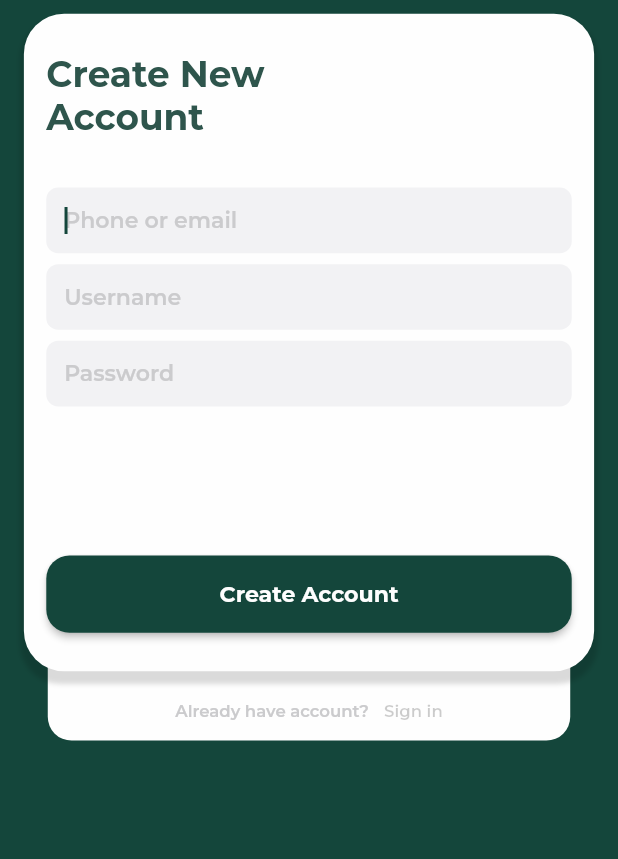
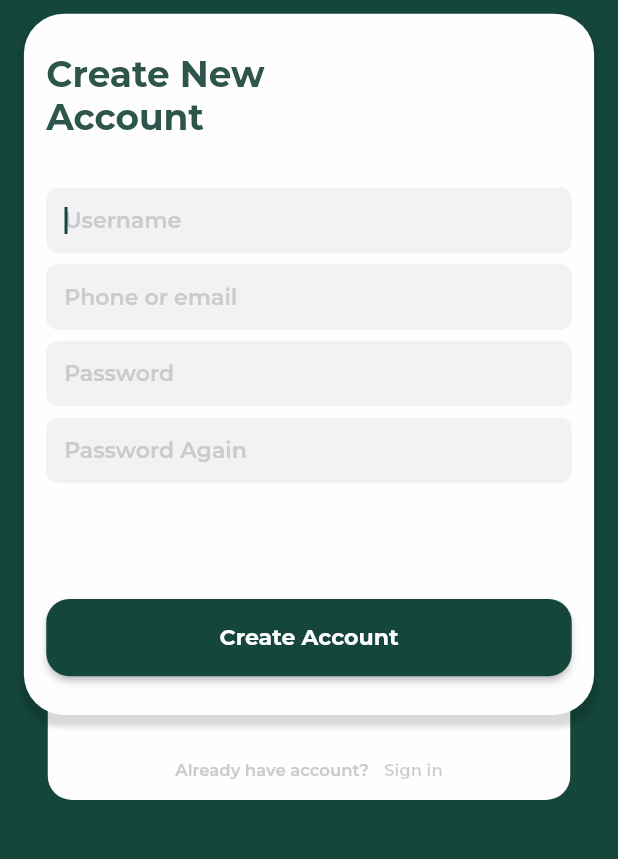
Before and after one commit to cuminhthien03122001/volunteerapp, a Flutter app: the SignupScreen screen opened by its route, after a tap on "Create Account", on a phone screen of 412 x 824 dp, the part 185-1044 px from its top. Run offline on Flutter 3.47's test engine with Material 2 defaults, Android fonts, the phone set to English and light mode, and no system bars; our stand-ins replace cached_network_image, carousel_slider, flutter_svg, shared_preferences, smooth_page_indicator; accounts and stored records are empty; network calls fail.

Commit message:
Done Login,Logout,Register

```diff
--- /dev/null
+++ b/lib/core/models/login.dart
@@ -0,0 +1,29 @@
+import 'dart:convert';
+
+Login loginFromJson(String str) => Login.fromJson(json.decode(str));
+
+String loginToJson(Login data) => json.encode(data.toJson());
+
+class Login {
+  String username;
+  String email;
+  String password;
+
+  Login({
+    required this.username,
+    required this.email,
+    required this.password,
+  });
+
+  factory Login.fromJson(Map<String, dynamic> json) => Login(
+        username: json["username"],
+        email: json["email"],
+        password: json["password"],
+      );
+
+  Map<String, dynamic> toJson() => {
+        "username": username,
+        "email": email,
+        "password": password,
+      };
+}
--- /dev/null
+++ b/lib/core/services/api_resgister.dart
@@ -0,0 +1,38 @@
+import 'package:flutter/material.dart';
+import 'package:http/http.dart' as http;
+import 'dart:convert';
+
+import 'package:volunteerapp/routes/app_routes.dart';
+
+class APIRegister {
+  final String _apiUrl =
+      'https://dfa-charity-api-cde8f63449b1.herokuapp.com/api/v1/dj-rest-auth/registration/'; // Replace with your actual API endpoint
+
+  Future<void> register(
+      Map<String, dynamic> registrationData, BuildContext context) async {
+    try {
+      final response = await http.post(
+        Uri.parse(_apiUrl),
+        headers: <String, String>{
+          'Content-Type': 'application/json; charset=UTF-8',
+          // Add any other necessary headers
+        },
+        body: jsonEncode(registrationData),
+      );
+
+      if (response.statusCode == 200) {
+        // Successful registration
+        print('Registration successful: ${response.body}');
+        // Handle successful registration response here
+        Navigator.pushReplacementNamed(context, AppRoutes.loginScreen);
+      } else {
+        // Handle error
+        print('Registration failed with status: ${response.statusCode}');
+        print('Response body: ${response.body}');
+      }
+    } catch (error) {
+      print('Registration error: $error');
+      // Handle network or other errors here
+    }
+  }
+}
--- a/lib/presentation/signup_screen/signup_screen.dart
+++ b/lib/presentation/signup_screen/signup_screen.dart
@@ -1,5 +1,6 @@
 import 'package:flutter/material.dart';
 import 'package:volunteerapp/core/app_export.dart';
+import 'package:volunteerapp/core/services/api_resgister.dart';
 import 'package:volunteerapp/widgets/custom_elevated_button.dart';
 import 'package:volunteerapp/widgets/custom_text_form_field.dart';
 
@@ -12,6 +13,7 @@ class SignupScreen extends StatelessWidget {
   TextEditingController userNameController = TextEditingController();
 
   TextEditingController passwordController = TextEditingController();
+  TextEditingController password2Controller = TextEditingController();
 
   GlobalKey<FormState> _formKey = GlobalKey<FormState>();
 
@@ -37,7 +39,7 @@ class SignupScreen extends StatelessWidget {
                               margin: EdgeInsets.only(left: 100.h)),
                           SizedBox(height: 10.v),
                           SizedBox(
-                              height: 527.v,
+                              height: 570.v,
                               width: 382.h,
                               child: Stack(
                                   alignment: Alignment.topCenter,
@@ -96,12 +98,12 @@ class SignupScreen extends StatelessWidget {
                           style: theme.textTheme.headlineMedium))),
               SizedBox(height: 35.v),
               CustomTextFormField(
+                  controller: userNameController, hintText: "Username"),
+              SizedBox(height: 8.v),
+              CustomTextFormField(
                   controller: phoneController,
                   hintText: "Phone or email",
                   textInputType: TextInputType.emailAddress),
-              SizedBox(height: 8.v),
-              CustomTextFormField(
-                  controller: userNameController, hintText: "Username"),
               SizedBox(height: 8.v),
               CustomTextFormField(
                   controller: passwordController,
@@ -109,10 +111,32 @@ class SignupScreen extends StatelessWidget {
                   textInputAction: TextInputAction.done,
                   textInputType: TextInputType.visiblePassword,
                   obscureText: true),
-              SizedBox(height: 108.v),
+              SizedBox(height: 8.v),
+              CustomTextFormField(
+                  controller: password2Controller,
+                  hintText: "Password Again",
+                  textInputAction: TextInputAction.done,
+                  textInputType: TextInputType.visiblePassword,
+                  obscureText: true),
+              SizedBox(height: 84.v),
               CustomElevatedButton(
-                  text: "Create Account",
-                  buttonTextStyle: CustomTextStyles.titleMediumWhiteA700)
+                text: "Create Account",
+                buttonTextStyle: CustomTextStyles.titleMediumWhiteA700,
+                onPressed: () {
+                  APIRegister remoteRegister = APIRegister();
+                  String textUsername = userNameController.text;
+                  String txtphone = phoneController.text;
+                  String password1 = passwordController.text;
+                  String password2 = password2Controller.text;
+                  Map<String, dynamic> registrationData = {
+                    "username": textUsername,
+                    "email": txtphone,
+                    "password1": password1,
+                    "password2": password1,
+                  };
+                  remoteRegister.register(registrationData, context);
+                },
+              )
             ])));
   }
 
--- a/lib/widgets/custom_elevated_button.dart
+++ b/lib/widgets/custom_elevated_button.dart
@@ -1,4 +1,5 @@
 import 'package:flutter/material.dart';
+import 'package:shared_preferences/shared_preferences.dart';
 import 'package:volunteerapp/core/app_export.dart';
 import 'package:volunteerapp/widgets/base_button.dart';
 
--- a/pubspec.yaml
+++ b/pubspec.yaml
@@ -2,7 +2,7 @@ name: volunteerapp
 description: A new Flutter project.
 version: 1.0.0+1
 environment:
-  sdk: '>=2.12.0 <3.0.0'
+  sdk: ">=2.12.0 <3.0.0"
 dependencies:
   flutter:
     sdk: flutter
@@ -11,6 +11,10 @@ dependencies:
   carousel_slider: ^4.0.0
   smooth_page_indicator: ^1.0.0+2
   intl: ^0.18.0
+  http: ^1.1.0
+  shared_preferences: ^2.2.2
+  flutter_riverpod: ^2.4.9
+  provider: ^6.1.1
 dev_dependencies:
   flutter_test:
     sdk: flutter
```
Also changed, not shown: lib/core/services/api_login.dart (added, +92 -0 lines), lib/main.dart (+16 -4 lines), lib/presentation/bottomnavigation_screen/bottomnavigation_screen.dart (+29 -8 lines), lib/presentation/login_screen/login_screen.dart (+14 -14 lines), lib/presentation/profile_screen/profile_screen.dart (+21 -2 lines).
